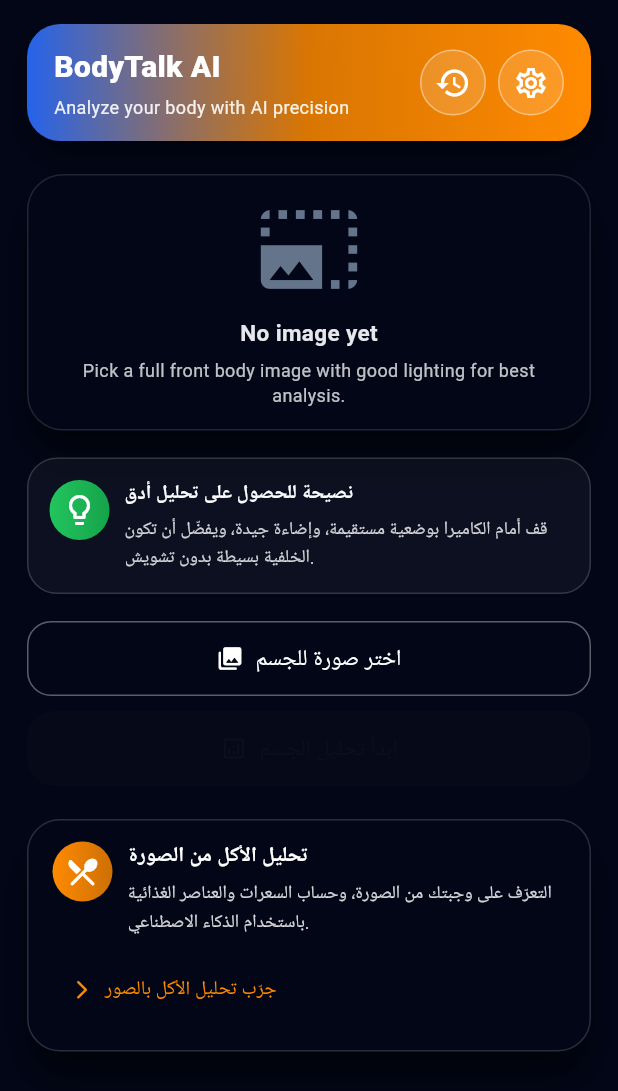
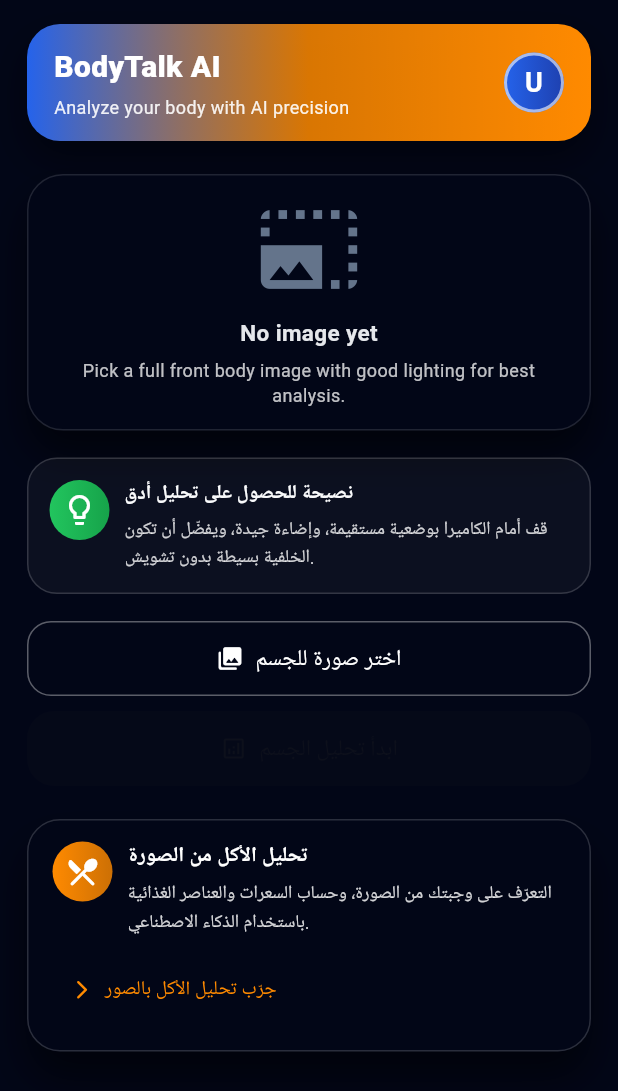
Before and after one commit to abbasmohamed999/bodytalk_server, a Flutter app: the HomePage screen opened by its route, on a phone screen of 412 x 824 dp. Shown: the top 1091 px of the screen. Run offline on Flutter 3.47's test engine with Material 3 defaults, Android fonts, the phone set to English and light mode, and no system bars; drawn by our look-alikes of flutter_animate; our stand-ins replace google_fonts, image_picker, local_auth, shared_preferences; accounts and stored records are empty; network calls fail; Roboto replaces fonts that are missing (Tajawal).

Commit message:
Feature: Add user avatar in home header + Remove history icon

```diff
--- a/lib/pages/home_page.dart
+++ b/lib/pages/home_page.dart
@@ -23,6 +23,7 @@ class _HomePageState extends State<HomePage> with TickerProviderStateMixin {
   File? _image;
   bool _loading = false;
   bool _isPicking = false;
+  Map<String, dynamic>? _userProfile;
 
   // 📸 اختيار صورة الجسم
   Future<void> _pickImage() async {
@@ -42,6 +43,19 @@ class _HomePageState extends State<HomePage> with TickerProviderStateMixin {
       debugPrint("❌ خطأ في اختيار الصورة: $e");
     } finally {
       _isPicking = false;
+    }
+  }
+
+  @override
+  void initState() {
+    super.initState();
+    _loadUserProfile();
+  }
+
+  Future<void> _loadUserProfile() async {
+    final profile = await ApiService.getProfile();
+    if (mounted && profile != null) {
+      setState(() => _userProfile = profile);
     }
   }
 
@@ -292,27 +306,7 @@ class _HomePageState extends State<HomePage> with TickerProviderStateMixin {
             ],
           ),
           const Spacer(),
-          Row(
-            children: [
-              InkWell(
-                onTap: _showHistory,
-                borderRadius: BorderRadius.circular(30),
-                child: Container(
-                  padding: const EdgeInsets.all(9),
-                  decoration: BoxDecoration(
-                    color: Colors.white.withValues(alpha: 0.15),
-                    shape: BoxShape.circle,
-                    border: Border.all(
-                      color: Colors.white.withValues(alpha: 0.4),
-                    ),
-                  ),
-                  child: const Icon(
-                    Icons.history,
-                    color: Colors.white,
-                  ),
-                ),
-              ),
-              const SizedBox(width: 8),
+          // User Avatar instead of Settings
           InkWell(
             onTap: () => Navigator.push(
               context,
@@ -320,21 +314,33 @@ class _HomePageState extends State<HomePage> with TickerProviderStateMixin {
             ),
             borderRadius: BorderRadius.circular(30),
             child: Container(
-                  padding: const EdgeInsets.all(9),
+              width: 40,
+              height: 40,
               decoration: BoxDecoration(
-                    color: Colors.white.withValues(alpha: 0.15),
                 shape: BoxShape.circle,
                 border: Border.all(
-                      color: Colors.white.withValues(alpha: 0.4),
+                  color: Colors.white.withValues(alpha: 0.6),
+                  width: 2,
+                ),
+                gradient: const LinearGradient(
+                  colors: [Color(0xFF2563EB), Color(0xFF1E40AF)],
                 ),
               ),
-                  child: const Icon(
-                    Icons.settings_outlined,
+              child: Center(
+                child: Text(
+                  _userProfile?['name']
+                          ?.toString()
+                          .substring(0, 1)
+                          .toUpperCase() ??
+                      'U',
+                  style: const TextStyle(
                     color: Colors.white,
+                    fontSize: 18,
+                    fontWeight: FontWeight.w700,
                   ),
                 ),
               ),
-            ],
+            ),
           ),
         ],
       ),
```
Also changed, not shown: lib/pages/login_page.dart (+9 -3 lines), lib/pages/main_navigation.dart (added, +149 -0 lines), pubspec.lock. Lines whose indentation alone changed are shown as unchanged.
